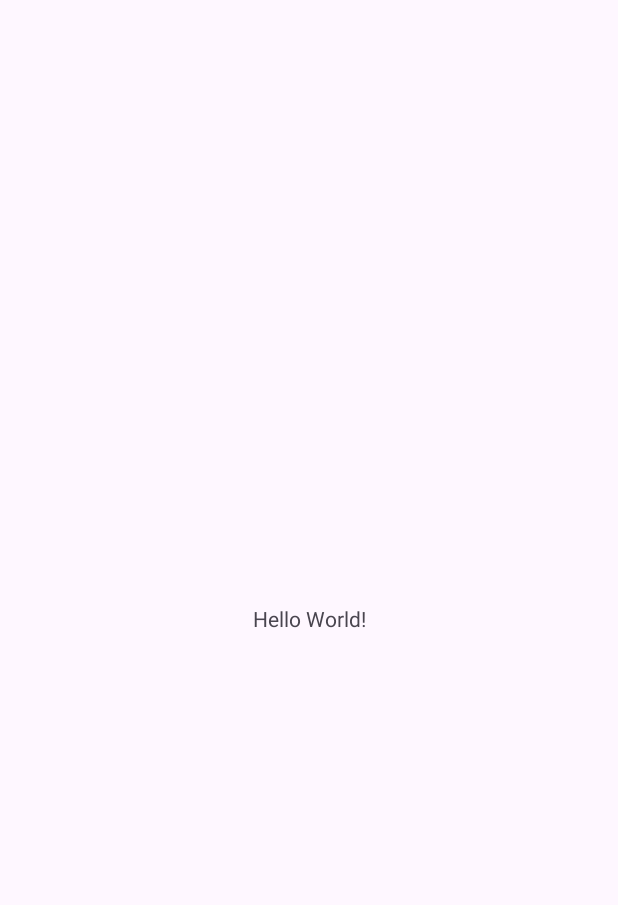
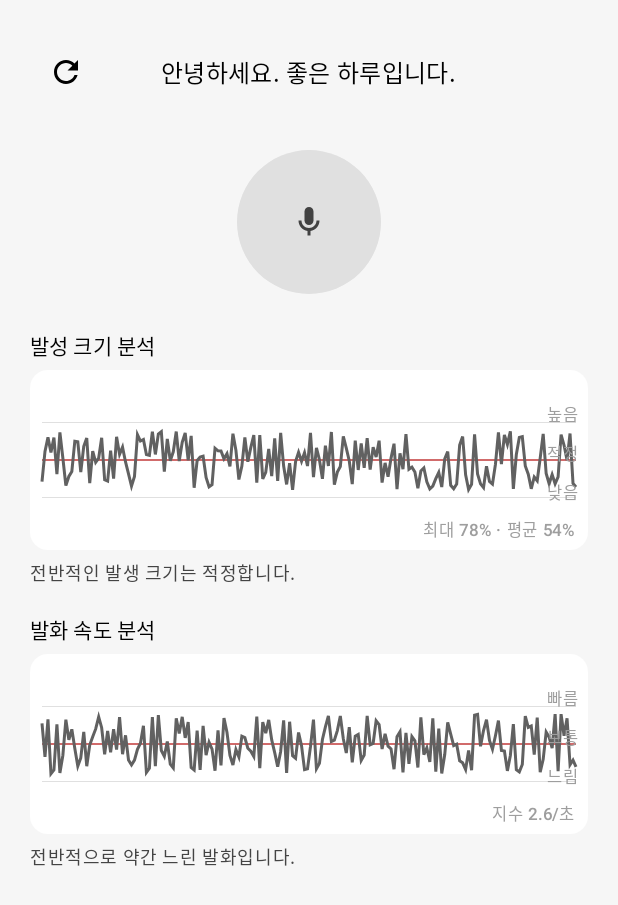
Before and after one commit to XezolesS/echo-app, an Android app built with Jetpack Compose: the screen it shows after launch (MainActivity), on a phone screen of 412 x 824 dp. Before the commit the part shown is almost empty. Shown: the top 905 px of the screen. Run offline under Robolectric (Android 15) with nearby library versions, the phone set to English and light mode, and no system bars.

Commit message:
251109
버전 정리 및 기본 UI

```diff
--- /dev/null
+++ b/app/src/main/java/com/graphonic/echoapp/EchoUi.kt
@@ -0,0 +1,163 @@
+package com.graphonic.echoapp
+
+
+import androidx.compose.foundation.Canvas
+import androidx.compose.foundation.background
+import androidx.compose.foundation.layout.*
+import androidx.compose.foundation.shape.CircleShape
+import androidx.compose.material.icons.Icons
+import androidx.compose.material.icons.filled.Mic
+import androidx.compose.material.icons.outlined.Mic
+import androidx.compose.material.icons.outlined.Refresh
+import androidx.compose.material3.*
+import androidx.compose.runtime.Composable
+import androidx.compose.ui.Alignment
+import androidx.compose.ui.Modifier
+import androidx.compose.ui.draw.clip
+import androidx.compose.ui.graphics.Color
+import androidx.compose.ui.graphics.Path
+import androidx.compose.ui.graphics.drawscope.Stroke
+import androidx.compose.ui.text.style.TextAlign
+import androidx.compose.ui.tooling.preview.Preview
+import androidx.compose.ui.unit.dp
+import kotlin.random.Random
+
+@Composable
+fun EchoScreen(
+    isRecording: Boolean,
+    onToggleMic: () -> Unit,
+    onRefresh: () -> Unit,
+    ampValues: List<Float>,
+    ampCaption: String,
+    ampMetaRightBottom: String? = null,
+    paceValues: List<Float>,
+    paceCaption: String,
+    paceMetaRightBottom: String? = null
+) {
+    Surface(color = Color(0xFFF6F6F6)) {
+        Column(
+            Modifier
+                .fillMaxSize()
+                .padding(horizontal = 20.dp, vertical = 24.dp),
+            horizontalAlignment = Alignment.CenterHorizontally
+        ) {
+            Row(
+                Modifier.fillMaxWidth(),
+                horizontalArrangement = Arrangement.SpaceBetween,
+                verticalAlignment = Alignment.CenterVertically
+            ) {
+                IconButton(onClick = onRefresh) { Icon(Icons.Outlined.Refresh, null) }
+                Text("안녕하세요. 좋은 하루입니다.", style = MaterialTheme.typography.titleMedium)
+                Spacer(Modifier.width(48.dp))
+            }
+
+            Spacer(Modifier.height(28.dp))
+
+            MicButton(recording = isRecording, onClick = onToggleMic)
+
+            Spacer(Modifier.height(24.dp))
+
+            SectionTitle("발성 크기 분석")
+            ChartCard(
+                values = ampValues,
+                guideFractions = listOf(0.25f, 0.5f, 0.75f),
+                guideLabelsRight = listOf("낮음", "적정", "높음"),
+                metaRightBottom = ampMetaRightBottom
+            )
+            Caption(ampCaption)
+
+            Spacer(Modifier.height(18.dp))
+
+            SectionTitle("발화 속도 분석")
+            ChartCard(
+                values = paceValues,
+                guideFractions = listOf(0.25f, 0.5f, 0.75f),
+                guideLabelsRight = listOf("느림", "보통", "빠름"),
+                metaRightBottom = paceMetaRightBottom
+            )
+            Caption(paceCaption)
+        }
+    }
+}
+
+@Composable private fun SectionTitle(t: String) =
+    Text(t, style = MaterialTheme.typography.labelLarge,
+        modifier = Modifier.fillMaxWidth().padding(bottom = 6.dp))
+
+@Composable private fun Caption(t: String) =
+    Text(t, style = MaterialTheme.typography.bodySmall, color = Color(0xFF444444),
+        textAlign = TextAlign.Start, modifier = Modifier.fillMaxWidth().padding(top = 6.dp))
+
+@Composable private fun MicButton(recording: Boolean, onClick: () -> Unit) {
+    val bg = if (recording) Color(0xFF303F9F) else Color(0xFFE0E0E0)
+    val fg = if (recording) Color.White else Color(0xFF424242)
+    Box(
+        modifier = Modifier.size(96.dp).clip(CircleShape).background(bg),
+        contentAlignment = Alignment.Center
+    ) {
+        IconButton(onClick = onClick, modifier = Modifier.fillMaxSize()) {
+            Icon(if (recording) Icons.Filled.Mic else Icons.Outlined.Mic, null, tint = fg)
+        }
+    }
+}
+
+@Composable
+private fun ChartCard(
+    values: List<Float>,
+    guideFractions: List<Float>,
+    guideLabelsRight: List<String>,
+    metaRightBottom: String? = null,
+    modifier: Modifier = Modifier
+        .fillMaxWidth().height(120.dp)
+        .clip(MaterialTheme.shapes.medium).background(Color.White)
+) {
+    Box(modifier) {
+        Canvas(Modifier.fillMaxSize().padding(horizontal = 8.dp, vertical = 10.dp)) {
+            val w = size.width; val h = size.height
+            guideFractions.forEachIndexed { i, f ->
+                val y = h * (1f - f)
+                drawLine(
+                    color = if (i == 1) Color(0xFFD16B6B) else Color(0xFFE0E0E0),
+                    start = androidx.compose.ui.geometry.Offset(0f, y),
+                    end = androidx.compose.ui.geometry.Offset(w, y),
+                    strokeWidth = if (i == 1) 2f else 1f
+                )
+            }
+            if (values.isNotEmpty()) {
+                val p = Path()
+                val step = w / (values.size - 1).coerceAtLeast(1)
+                values.forEachIndexed { idx, v ->
+                    val x = idx * step
+                    val y = h * (1f - v.coerceIn(0f, 1f))
+                    if (idx == 0) p.moveTo(x, y) else p.lineTo(x, y)
+                }
+                drawPath(p, Color(0xFF616161), style = Stroke(width = 3f))
+            }
+        }
+        Column(
+            Modifier.align(Alignment.CenterEnd).padding(end = 6.dp),
+            verticalArrangement = Arrangement.SpaceBetween
+        ) {
+            guideLabelsRight.reversed().forEach {
+                Text(it, style = MaterialTheme.typography.labelSmall, color = Color(0xFF9E9E9E))
+                Spacer(Modifier.height(10.dp))
+            }
+        }
+        metaRightBottom?.let {
+            Text(it, style = MaterialTheme.typography.labelSmall, color = Color(0xFF9E9E9E),
+                modifier = Modifier.align(Alignment.BottomEnd).padding(end = 8.dp, bottom = 6.dp))
+        }
+    }
+}
+
+@Preview(showBackground = true, backgroundColor = 0xFFF6F6F6)
+@Composable private fun EchoPreview() {
+    val rnd = Random(7)
+    val a = List(180) { (0.35f + rnd.nextFloat() * 0.4f).coerceIn(0f, 1f) }
+    val p = List(180) { (0.25f + rnd.nextFloat() * 0.5f).coerceIn(0f, 1f) }
+    EchoScreen(
+        isRecording = false, onToggleMic = {}, onRefresh = {},
+        ampValues = a, ampCaption = "전반적 볼륨은 보통입니다.", ampMetaRightBottom = "최대 79% · 평균 52%",
+        paceValues = p, paceCaption = "약간 느린 발화입니다.", paceMetaRightBottom = "지수 2.8/초"
+    )
+}
--- a/app/src/main/java/com/graphonic/echoapp/MainActivity.kt
+++ b/app/src/main/java/com/graphonic/echoapp/MainActivity.kt
@@ -1,20 +1,39 @@
 package com.graphonic.echoapp
 
 import android.os.Bundle
-import androidx.activity.enableEdgeToEdge
-import androidx.appcompat.app.AppCompatActivity
-import androidx.core.view.ViewCompat
-import androidx.core.view.WindowInsetsCompat
+import androidx.activity.ComponentActivity
+import androidx.activity.compose.setContent
+import androidx.compose.runtime.*
+import kotlin.random.Random
 
-class MainActivity : AppCompatActivity() {
+class MainActivity : ComponentActivity() {
     override fun onCreate(savedInstanceState: Bundle?) {
         super.onCreate(savedInstanceState)
-        enableEdgeToEdge()
-        setContentView(R.layout.activity_main)
-        ViewCompat.setOnApplyWindowInsetsListener(findViewById(R.id.main)) { v, insets ->
-            val systemBars = insets.getInsets(WindowInsetsCompat.Type.systemBars())
-            v.setPadding(systemBars.left, systemBars.top, systemBars.right, systemBars.bottom)
-            insets
+        setContent {
+            // UI 데모용 더미 상태
+            var isRec by remember { mutableStateOf(false) }
+            var amp by remember { mutableStateOf(demoList(seed = 1)) }
+            var pace by remember { mutableStateOf(demoList(seed = 2)) }
+
+            EchoScreen(
+                isRecording = isRec,
+                onToggleMic = { isRec = !isRec },
+                onRefresh = {
+                    amp = demoList(seed = (0..999).random())
+                    pace = demoList(seed = (0..999).random())
+                },
+                ampValues = amp,
+                ampCaption = "전반적인 발생 크기는 적정합니다.",
+                ampMetaRightBottom = "최대 78% · 평균 54%",
+                paceValues = pace,
+                paceCaption = "전반적으로 약간 느린 발화입니다.",
+                paceMetaRightBottom = "지수 2.6/초"
+            )
         }
     }
 }
+
+private fun demoList(seed: Int): List<Float> {
+    val r = Random(seed)
+    return List(180) { (0.3f + r.nextFloat() * 0.4f).coerceIn(0f, 1f) }
+}
--- a/app/src/main/res/values-night/themes.xml
+++ b/app/src/main/res/values-night/themes.xml
@@ -1,7 +1,7 @@
 <resources xmlns:tools="http://schemas.android.com/tools">
     <!-- Base application theme. -->
     <style name="Base.Theme.EchoApp" parent="Theme.Material3.DayNight.NoActionBar">
-        <!-- Customize your dark theme here. -->
-        <!-- <item name="colorPrimary">@color/my_dark_primary</item> -->
+        <item name="android:statusBarColor">@android:color/transparent</item>
+        <item name="android:navigationBarColor">@android:color/transparent</item>
     </style>
 </resources>
--- a/app/src/main/res/values/themes.xml
+++ b/app/src/main/res/values/themes.xml
@@ -1,8 +1,8 @@
 <resources xmlns:tools="http://schemas.android.com/tools">
     <!-- Base application theme. -->
     <style name="Base.Theme.EchoApp" parent="Theme.Material3.DayNight.NoActionBar">
-        <!-- Customize your light theme here. -->
-        <!-- <item name="colorPrimary">@color/my_light_primary</item> -->
+        <item name="android:statusBarColor">@android:color/transparent</item>
+        <item name="android:navigationBarColor">@android:color/transparent</item>
     </style>
 
     <style name="Theme.EchoApp" parent="Base.Theme.EchoApp" />
--- a/build.gradle.kts
+++ b/build.gradle.kts
@@ -2,4 +2,5 @@
 plugins {
     alias(libs.plugins.android.application) apply false
     alias(libs.plugins.kotlin.android) apply false
+    alias(libs.plugins.kotlin.compose) apply false
 }
```
Also changed, not shown: app/build.gradle.kts (+24 -8 lines), gradle/libs.versions.toml (+19 -0 lines).
